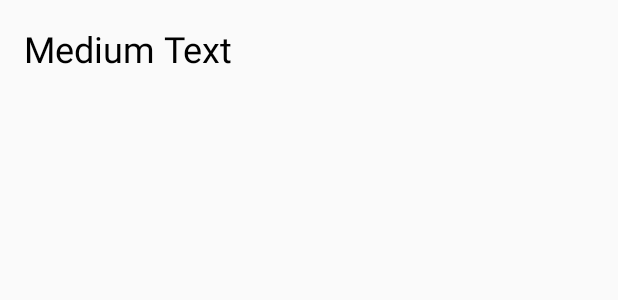
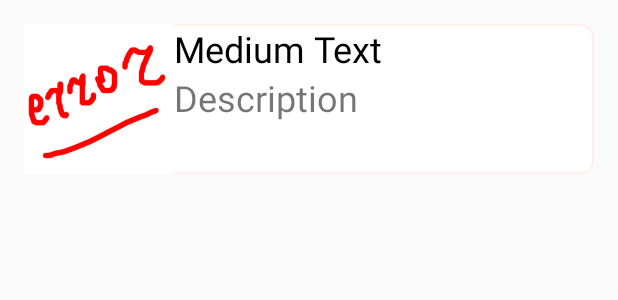
Before and after one commit to Aleksander3007/2dSketches, an Android app: the layout achievement_layout.xml on its own in the app's theme, with its tools: preview values and no code run, on a phone screen of 412 x 824 dp. Shown: the top 300 px of the screen. Run offline under Robolectric (Android 15) with nearby library versions, the light colour scheme and no system bars.

Commit message:
Fixed achievement menu. Added "earned/don't earn"achievements.

```diff
--- a/app/src/main/java/com/blackteam/dsketches/Achievement.java
+++ b/app/src/main/java/com/blackteam/dsketches/Achievement.java
@@ -11,6 +11,7 @@ public class Achievement implements Serializable {
     private String sketchName_ = ANY_SKETCH;
     private int score_ = ANY_SCORE;
     private int profit_ = ANY_PROFIT;
+    private boolean isEarned_ = false;
 
     public String getName() {
         return name_;
@@ -34,6 +35,10 @@ public class Achievement implements Serializable {
         this.profit_ = profit;
     }
 
+    public void earn() { isEarned_ = true; }
+
+    public boolean isEarned() { return isEarned_; }
+
     public boolean equals(String sketchName, int score, int profit) {
         assert sketchName != null;
         boolean sketchIdentity = (sketchName_ == ANY_SKETCH) || (sketchName.equals(sketchName_));
--- a/app/src/main/java/com/blackteam/dsketches/AchievementsActivity.java
+++ b/app/src/main/java/com/blackteam/dsketches/AchievementsActivity.java
@@ -28,7 +28,10 @@ public class AchievementsActivity extends Activity {
             TextView achievementName = (TextView) achievementView.findViewById(R.id.ach_name);
             achievementName.setText(ach.getName());
             ImageView achievementImage = (ImageView) achievementView.findViewById(R.id.ach_image);
-            achievementImage.setImageResource(R.drawable.star);
+            if (ach.isEarned())
+                achievementImage.setImageResource(R.drawable.star);
+            else
+                achievementImage.setImageResource(R.drawable.star_noactive);
             achievementsContainter.addView(achievementView);
         }
     }
--- a/app/src/main/java/com/blackteam/dsketches/AchievementsManager.java
+++ b/app/src/main/java/com/blackteam/dsketches/AchievementsManager.java
@@ -31,6 +31,8 @@ public class AchievementsManager implements Observer {
                 if (xpp.getName().equals("achievement")) {
                     achievement = new Achievement();
                     achievement.setName(xpp.getAttributeValue(null, "name"));
+                    boolean isEarned = xpp.getAttributeBooleanValue(null, "isEarned", false);
+                    if (isEarned) achievement.earn();
                 }
                 else if (xpp.getName().equals("condition")) {
                     String conditionName = xpp.getAttributeValue(null, "name");
--- /dev/null
+++ b/app/src/main/res/drawable/achievement_border.xml
@@ -0,0 +1,17 @@
+<?xml version="1.0" encoding="utf-8"?>
+<shape xmlns:android="http://schemas.android.com/apk/res/android"
+    android:shape="rectangle" >
+
+    <solid android:color="@color/colorAchievementBackground" />
+
+    <corners
+        android:bottomLeftRadius="8dp"
+        android:bottomRightRadius="8dp"
+        android:topLeftRadius="8dp"
+        android:topRightRadius="8dp" />
+
+    <stroke
+        android:width="1dp"
+        android:color="@color/colorAchievementBorder" />
+
+</shape>
--- a/app/src/main/res/layout/achievement_layout.xml
+++ b/app/src/main/res/layout/achievement_layout.xml
@@ -6,19 +6,42 @@
     android:paddingTop="@dimen/activity_vertical_margin"
     android:paddingBottom="@dimen/activity_vertical_margin">
 
-    <TextView
-        android:id="@+id/name"
-        android:layout_width="wrap_content"
+    <LinearLayout xmlns:android="http://schemas.android.com/apk/res/android"
+        android:orientation="horizontal"
+        android:layout_width="match_parent"
         android:layout_height="wrap_content"
-        android:textAppearance="?android:attr/textAppearanceMedium"
-        android:text="Medium Text"
-        android:textColor="#000"
-        android:textSize="24dp"
-        android:layout_alignParentTop="true"
-        android:layout_alignParentLeft="true"
-        android:layout_alignParentStart="true"
-        android:layout_alignParentBottom="false"
-        android:layout_alignParentRight="false"
-        android:autoText="false"
-        android:textAlignment="textStart" />
+        android:background="@drawable/achievement_border">
+
+        <ImageView
+            android:id="@+id/ach_image"
+            android:layout_width="wrap_content"
+            android:layout_height="wrap_content"
+            android:maxHeight="100dp"
+            android:maxWidth="100dp"
+            android:adjustViewBounds="true"
+            android:src="@drawable/error"/>
+
+        <LinearLayout xmlns:android="http://schemas.android.com/apk/res/android"
+            android:orientation="vertical"
+            android:layout_width="match_parent"
+            android:layout_height="wrap_content">
+
+            <TextView
+                android:id="@+id/ach_name"
+                android:layout_width="wrap_content"
+                android:layout_height="wrap_content"
+                android:textAppearance="?android:attr/textAppearanceMedium"
+                android:text="Medium Text"
+                android:textColor="#000"
+                android:textSize="24dp" />
+
+            <TextView
+                android:id="@+id/ach_description"
+                android:layout_width="wrap_content"
+                android:layout_height="wrap_content"
+                android:text="Description"
+                android:textSize="24dp" />
+
+        </LinearLayout>
+    </LinearLayout>
 </RelativeLayout>
--- a/app/src/main/res/values/colors.xml
+++ b/app/src/main/res/values/colors.xml
@@ -3,4 +3,6 @@
     <color name="colorPrimary">#3F51B5</color>
     <color name="colorPrimaryDark">#303F9F</color>
     <color name="colorAccent">#FF4081</color>
+    <color name="colorAchievementBorder">#FFF0F0</color>
+    <color name="colorAchievementBackground">#FFFFFF</color>
 </resources>
```
Also changed, not shown: app/src/main/res/xml/achievements.xml (+11 -9 lines), 1 other file.
